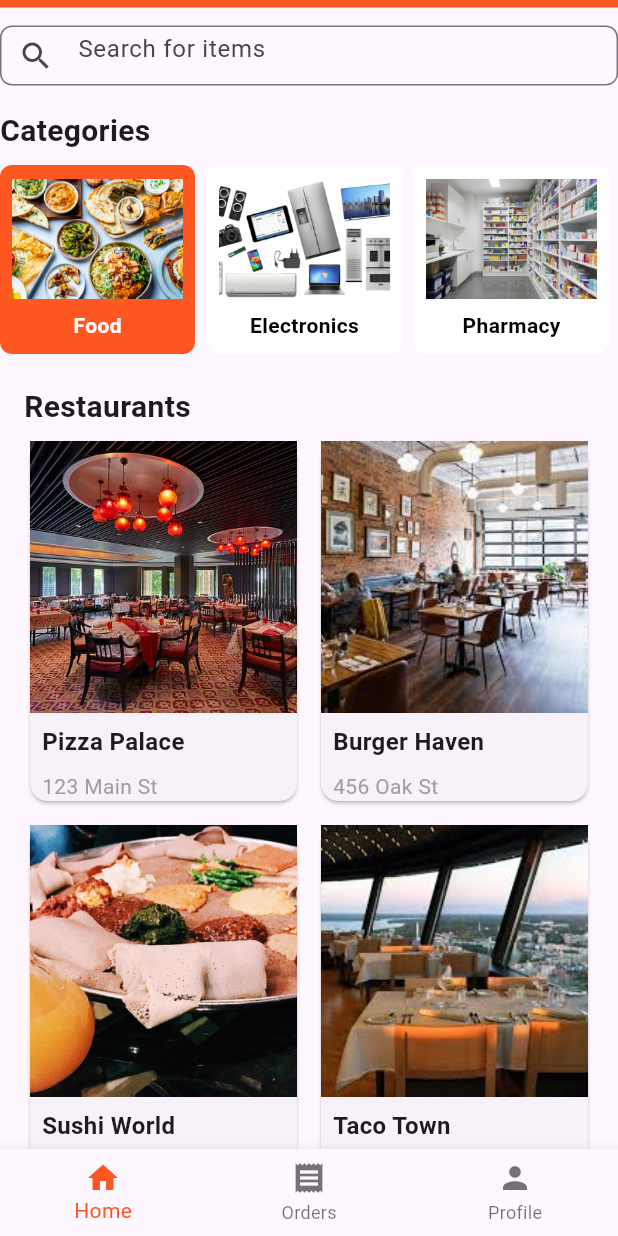
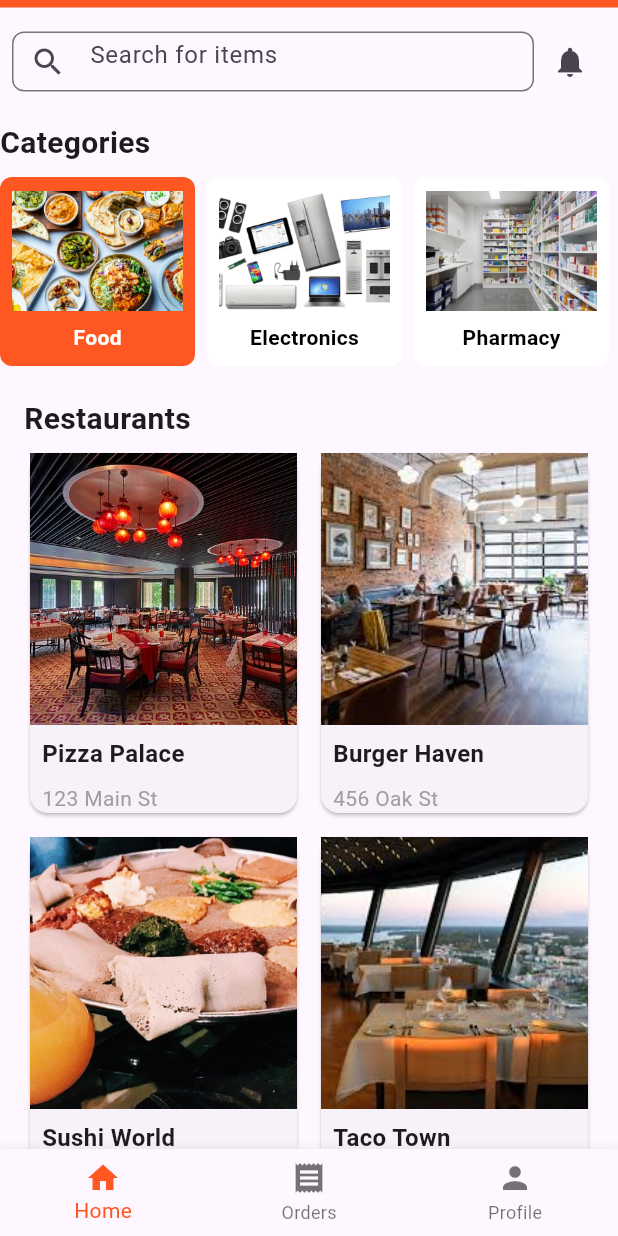
Before and after one commit to Hamza2679/Time-D, a Flutter app: the MainPage screen opened directly, on a phone screen of 412 x 824 dp. Run offline on Flutter 3.47's test engine with Material 3 defaults, Android fonts, the phone set to English and light mode, and no system bars; our stand-ins replace bloc, country_picker, equatable, firebase_auth, firebase_core, flutter_bloc and 2 more; missing offline and left inert: jwt_decode; accounts and stored records are empty.

Commit message:
changing main page to block state management

```diff
--- a/lib/fetures/common/common.dart
+++ b/lib/fetures/common/common.dart
@@ -1,6 +1,4 @@
 import 'package:flutter/material.dart';
-import '../food/restaurant_detail_page.dart';
-
 
 Widget buildHeader(String text) {
   return Text(
@@ -28,69 +26,3 @@ Widget buildSearchBar({double height = 56.0, required ValueChanged<String> onCha
     ),
   );
 }
-
-
-Widget buildRestaurants(BuildContext context, List<Map<String, dynamic>> restaurants) {
-  return GridView.builder(
-    shrinkWrap: true,
-    physics: NeverScrollableScrollPhysics(),
-    gridDelegate: SliverGridDelegateWithFixedCrossAxisCount(
-      crossAxisCount: 2,
-      crossAxisSpacing: 8.0,
-      mainAxisSpacing: 8.0,
-      childAspectRatio: 3 / 4,
-    ),
-    itemCount: restaurants.length,
-    itemBuilder: (context, index) {
-      return GestureDetector(
-        onTap: () {
-          Navigator.push(
-            context,
-            MaterialPageRoute(
-              builder: (context) => RestaurantDetailPage(
-                name: restaurants[index]["name"],
-                image: restaurants[index]["image"],
-                address: restaurants[index]["address"],
-                menu: restaurants[index]["menu"],
-              ),
-            ),
-          );
-        },
-        child: Card(
-          child: Column(
-            crossAxisAlignment: CrossAxisAlignment.start,
-            children: [
-              Expanded(
-                child: Image.asset(
-                  restaurants[index]["image"]!,
-                  fit: BoxFit.cover,
-                  width: double.infinity,
-                ),
-              ),
-              Padding(
-                padding: const EdgeInsets.all(8.0),
-                child: Text(
-                  restaurants[index]["name"]!,
-                  style: TextStyle(
-                    fontSize: 16,
-                    fontWeight: FontWeight.bold,
-                  ),
-                ),
-              ),
-              Padding(
-                padding: const EdgeInsets.symmetric(horizontal: 8.0),
-                child: Text(
-                  restaurants[index]["address"]!,
-                  style: TextStyle(
-                    fontSize: 14,
-                    color: Colors.grey,
-                  ),
-                ),
-              ),
-            ],
-          ),
-        ),
-      );
-    },
-  );
-}
--- a/lib/fetures/food/food_page.dart
+++ b/lib/fetures/food/pages/food_page.dart
@@ -1,7 +1,7 @@
+import 'package:delivery_app/fetures/food/widgets/food_widgets.dart';
 import 'package:flutter/material.dart';
-import '../common/common.dart';
-import 'restaurant_detail_page.dart';
-import '../common/data.dart';
+
+import '../../common/data.dart';
 
 class FoodPage extends StatefulWidget {
   @override
--- a/lib/fetures/food/restaurant_detail_page.dart
+++ b/lib/fetures/food/pages/restaurant_detail_page.dart
@@ -1,6 +1,6 @@
 import 'package:flutter/material.dart';
 
-import '../common/finish_page.dart';
+import '../../common/finish_page.dart';
 
 class RestaurantDetailPage extends StatefulWidget {
   final String name;
--- /dev/null
+++ b/lib/fetures/food/widgets/food_widgets.dart
@@ -0,0 +1,68 @@
+import 'package:flutter/material.dart';
+import '../pages/restaurant_detail_page.dart';
+
+Widget buildRestaurants(BuildContext context, List<Map<String, dynamic>> restaurants) {
+  return GridView.builder(
+    shrinkWrap: true,
+    physics: NeverScrollableScrollPhysics(),
+    gridDelegate: SliverGridDelegateWithFixedCrossAxisCount(
+      crossAxisCount: 2,
+      crossAxisSpacing: 8.0,
+      mainAxisSpacing: 8.0,
+      childAspectRatio: 3 / 4,
+    ),
+    itemCount: restaurants.length,
+    itemBuilder: (context, index) {
+      return GestureDetector(
+        onTap: () {
+          Navigator.push(
+            context,
+            MaterialPageRoute(
+              builder: (context) => RestaurantDetailPage(
+                name: restaurants[index]["name"] ?? "Unknown",
+                image: restaurants[index]["image"] ?? "default_image.png",
+                address: restaurants[index]["address"] ?? "No address available",
+                menu: restaurants[index]["menu"] ?? [],
+              ),
+            ),
+          );
+        },
+        child: Card(
+          child: Column(
+            crossAxisAlignment: CrossAxisAlignment.start,
+            children: [
+              Expanded(
+                child: Image.asset(
+                  restaurants[index]["image"] ?? "default_image.png",
+                  fit: BoxFit.cover,
+                  width: double.infinity,
+                ),
+              ),
+              Padding(
+                padding: const EdgeInsets.all(8.0),
+                child: Text(
+                  restaurants[index]["name"] ?? "Unknown",
+                  style: TextStyle(
+                    fontSize: 16,
+                    fontWeight: FontWeight.bold,
+                  ),
+                ),
+              ),
+              Padding(
+                padding: const EdgeInsets.symmetric(horizontal: 8.0),
+                child: Text(
+                  restaurants[index]["address"] ?? "No address available",
+                  style: TextStyle(
+                    fontSize: 14,
+                    color: Colors.grey,
+                  ),
+                ),
+              ),
+            ],
+          ),
+        ),
+      );
+
+    },
+  );
+}
--- /dev/null
+++ b/lib/fetures/home/bloc/home_event.dart
@@ -0,0 +1,35 @@
+import 'package:equatable/equatable.dart';
+
+abstract class MainEvent extends Equatable {
+  const MainEvent();
+
+  @override
+  List<Object> get props => [];
+}
+
+class ItemTapped extends MainEvent {
+  final int index;
+
+  const ItemTapped(this.index);
+
+  @override
+  List<Object> get props => [index];
+}
+
+class CategoryTapped extends MainEvent {
+  final String route;
+
+  const CategoryTapped(this.route);
+
+  @override
+  List<Object> get props => [route];
+}
+
+class SearchQueryChanged extends MainEvent {
+  final String query;
+
+  const SearchQueryChanged(this.query);
+
+  @override
+  List<Object> get props => [query];
+}
--- /dev/null
+++ b/lib/fetures/home/bloc/home_state.dart
@@ -0,0 +1,35 @@
+import 'package:equatable/equatable.dart';
+
+abstract class MainState extends Equatable {
+  const MainState();
+
+  @override
+  List<Object> get props => [];
+}
+
+class MainInitial extends MainState {
+  final int selectedIndex;
+  final String searchQuery;
+  final String currentCategory;
+
+  const MainInitial({
+    this.selectedIndex = 0,
+    this.searchQuery = '',
+    this.currentCategory = 'Food',
+  });
+
+  MainInitial copyWith({
+    int? selectedIndex,
+    String? searchQuery,
+    String? currentCategory,
+  }) {
+    return MainInitial(
+      selectedIndex: selectedIndex ?? this.selectedIndex,
+      searchQuery: searchQuery ?? this.searchQuery,
+      currentCategory: currentCategory ?? this.currentCategory,
+    );
+  }
+
+  @override
+  List<Object> get props => [selectedIndex, searchQuery, currentCategory];
+}
--- a/lib/fetures/home/pages/main_page.dart
+++ b/lib/fetures/home/pages/main_page.dart
@@ -1,139 +1,31 @@
 import 'package:flutter/material.dart';
-import '../../books/books_page.dart';
+import 'package:flutter_bloc/flutter_bloc.dart';
+import '../../food/pages/food_page.dart';
+import '../bloc/home_bloc.dart';
+import '../bloc/home_event.dart';
+import '../bloc/home_state.dart';
 import '../../common/common.dart';
-import '../../electronics/electronics_page.dart';
-import '../../food/food_page.dart';
-import '../../gift/gift_page.dart';
-import '../../pharmacy/pharmacy_page.dart';
-import '../../sparepart/sparepart_page.dart';
 import '../../order/order_view.dart';
 import '../../profile/profile_view.dart';
 import '../../common/data.dart';
+import '../widgets/main_widget.dart';
 
-class MainPage extends StatefulWidget {
-  @override
-  _MainPageState createState() => _MainPageState();
-}
-
-class _MainPageState extends State<MainPage> {
-  int _selectedIndex = 0;
-  String _searchQuery = '';
-  String _currentCategory = 'Food'; // Default category
-
+class MainPage extends StatelessWidget {
   static List<Widget> _widgetOptions = <Widget>[
     FoodPage(),
     OrderView(),
     ProfileView(),
   ];
 
-  void _onItemTapped(int index) {
-    setState(() {
-      _selectedIndex = index;
-      if (index != 0) {
-        // Clear search query when navigating away from HomePage
-        _searchQuery = '';
-      }
-    });
-  }
 
-  void _onCategoryTapped(String route) {
-    setState(() {
-      switch (route) {
-        case '/electronics':
-          _currentCategory = 'Electronics';
-          break;
-        case '/food':
-          _currentCategory = 'Food';
-          break;
-        case '/pharmacy':
-          _currentCategory = 'Pharmacy';
-          break;
-        case '/sparepart':
-          _currentCategory = 'SparePart';
-          break;
-        case '/gift':
-          _currentCategory = 'Gifts';
-          break;
-        case '/books_and_stationery':
-          _currentCategory = 'Books';
-          break;
-        default:
-          _currentCategory = 'Food';
-      }
-    });
-  }
-
-  Widget _buildCategoryPage() {
-    switch (_currentCategory) {
-      case 'Food':
-        return FoodPage();
-      case 'Electronics':
-        return ElectronicsPage();
-      case 'Pharmacy':
-        return PharmacyPage();
-      case 'SparePart':
-        return SparePartPage();
-      case 'Gifts':
-        return GiftsPage();
-      case 'Books':
-        return BooksPage();
-      default:
-        return FoodPage();
-    }
-  }
-
-  Widget buildCategories(BuildContext context, List<Map<String, dynamic>> categories) {
-    return Container(
-      height: 126,
-      child: ListView.builder(
-        scrollDirection: Axis.horizontal,
-        itemCount: categories.length,
-        itemBuilder: (context, index) {
-          final category = categories[index];
-          bool isSelected = _currentCategory == category['text'];
-          return Padding(
-            padding: const EdgeInsets.only(right: 8.0),
-            child: GestureDetector(
-              onTap: () {
-                _onCategoryTapped(category['route']);
-              },
-              child: Container(
-                width: 130,
-                padding: EdgeInsets.all(8.0),
-                decoration: BoxDecoration(
-                  color: isSelected ? Colors.deepOrange : Colors.white,
-                  borderRadius: BorderRadius.circular(8.0),
-                ),
-                child: Column(
-                  crossAxisAlignment: CrossAxisAlignment.center,
-                  mainAxisAlignment: MainAxisAlignment.center,
-                  children: [
-                    Image.asset(
-                      category['image'],
-                      width: 130,
-                      height: 80,
-                      fit: BoxFit.cover,
-                    ),
-                    SizedBox(height: 8),
-                    Text(
-                      category['text'],
-                      style: TextStyle(
-                        color: isSelected ? Colors.white : Colors.black,
-                        fontWeight: FontWeight.bold,
-                      ),
-                    ),
-                  ],
-                ),
-              ),
-            ),
-          );
-        },
-      ),
-    );
-  }
 
   @override
   Widget build(BuildContext context) {
+    return BlocProvider(
+      create: (context) => MainBloc(),
+      child: BlocBuilder<MainBloc, MainState>(
+        builder: (context, state) {
+          if (state is MainInitial) {
             return Scaffold(
               appBar: PreferredSize(
                 preferredSize: Size.fromHeight(5.0),
@@ -144,15 +36,29 @@ class _MainPageState extends State<MainPage> {
               body: Column(
                 crossAxisAlignment: CrossAxisAlignment.start,
                 children: [
-          if (_selectedIndex == 0) ...[
+                  if (state.selectedIndex == 0) ...[
                     SizedBox(height: 12, width: 5),
-            buildSearchBar(
+                    Padding(
+                      padding: const EdgeInsets.symmetric(horizontal: 8.0),
+                      child: Row(
+                        children: [
+                          Expanded(
+                            child: buildSearchBar(
                               height: 40,
                               onChanged: (query) {
-                setState(() {
-                  _searchQuery = query;
-                });
+                                BlocProvider.of<MainBloc>(context).add(SearchQueryChanged(query));
                               },
+                            ),
+                          ),
+                          IconButton(
+                            icon: Icon(Icons.notifications),
+                            onPressed: () {
+                              // Handle notification button tap here
+                              print("Notification button tapped");
+                            },
+                          ),
+                        ],
+                      ),
                     ),
                     SizedBox(height: 16),
                     Text(
@@ -163,12 +69,12 @@ class _MainPageState extends State<MainPage> {
                       ),
                     ),
                     SizedBox(height: 8),
-            buildCategories(context, categories),
+                    buildCategories(context, categories, state.currentCategory),
                   ],
                   Expanded(
-            child: _selectedIndex == 0
-                ? _buildCategoryPage() // Display the selected category page
-                : _widgetOptions.elementAt(_selectedIndex),
+                    child: state.selectedIndex == 0
+                        ? buildCategoryPage(state.currentCategory)
+                        : _widgetOptions.elementAt(state.selectedIndex),
                   ),
                 ],
               ),
@@ -187,9 +93,16 @@ class _MainPageState extends State<MainPage> {
                     label: 'Profile',
                   ),
                 ],
-        currentIndex: _selectedIndex,
+                currentIndex: state.selectedIndex,
                 selectedItemColor: Colors.deepOrange,
-        onTap: _onItemTapped,
+                onTap: (index) {
+                  BlocProvider.of<MainBloc>(context).add(ItemTapped(index));
+                },
+              ),
+            );
+          }
+          return Container(); // Return an empty container for other states, if any
+        },
       ),
     );
   }
--- /dev/null
+++ b/lib/fetures/home/widgets/main_widget.dart
@@ -0,0 +1,77 @@
+import 'package:flutter/material.dart';
+import '../../books/books_page.dart';
+import '../../electronics/electronics_page.dart';
+import '../../food/pages/food_page.dart';
+import '../../gift/gift_page.dart';
+import '../../pharmacy/pharmacy_page.dart';
+import '../../sparepart/sparepart_page.dart';
+import 'package:flutter_bloc/flutter_bloc.dart';
+import '../bloc/home_bloc.dart';
+import '../bloc/home_event.dart';
+
+Widget buildCategoryPage(String currentCategory) {
+  switch (currentCategory) {
+    case 'Electronics':
+      return ElectronicsPage();
+    case 'Pharmacy':
+      return PharmacyPage();
+    case 'SparePart':
+      return SparePartPage();
+    case 'Gifts':
+      return GiftsPage();
+    case 'Books':
+      return BooksPage();
+    default:
+      return FoodPage();
+  }
+}
+
+Widget buildCategories(BuildContext context, List<Map<String, dynamic>> categories, String currentCategory) {
+  return Container(
+    height: 126,
+    child: ListView.builder(
+      scrollDirection: Axis.horizontal,
+      itemCount: categories.length,
+      itemBuilder: (context, index) {
+        final category = categories[index];
+        bool isSelected = currentCategory == category['text'];
+        return Padding(
+          padding: const EdgeInsets.only(right: 8.0),
+          child: GestureDetector(
+            onTap: () {
+              BlocProvider.of<MainBloc>(context).add(CategoryTapped(category['route']));
+            },
+            child: Container(
+              width: 130,
+              padding: EdgeInsets.all(8.0),
+              decoration: BoxDecoration(
+                color: isSelected ? Colors.deepOrange : Colors.white,
+                borderRadius: BorderRadius.circular(8.0),
+              ),
+              child: Column(
+                crossAxisAlignment: CrossAxisAlignment.center,
+                mainAxisAlignment: MainAxisAlignment.center,
+                children: [
+                  Image.asset(
+                    category['image'],
+                    width: 130,
+                    height: 80,
+                    fit: BoxFit.cover,
+                  ),
+                  SizedBox(height: 8),
+                  Text(
+                    category['text'],
+                    style: TextStyle(
+                      color: isSelected ? Colors.white : Colors.black,
+                      fontWeight: FontWeight.bold,
+                    ),
+                  ),
+                ],
+              ),
+            ),
+          ),
+        );
+      },
+    ),
+  );
+}
--- a/lib/main.dart
+++ b/lib/main.dart
@@ -1,4 +1,5 @@
 import 'package:delivery_app/fetures/autentication/otp/pages/otp_page.dart';
+import 'package:delivery_app/fetures/home/pages/main_page.dart';
 import 'package:delivery_app/fetures/splash_screen/pages/splash_screen1.dart';
 import 'package:flutter/material.dart';
 import 'package:flutter_bloc/flutter_bloc.dart';
@@ -7,6 +8,7 @@ import 'package:firebase_core/firebase_core.dart';
 import 'authentication_repository.dart';
 import 'fetures/autentication/login/bloc/login_bloc.dart';
 import 'fetures/autentication/otp/bloc/otp_bloc.dart';
+import 'fetures/home/bloc/home_bloc.dart';
 import 'fetures/splash_screen/bloc/splash_bloc.dart';
 
 void main() async {
@@ -24,7 +26,7 @@ class MyApp extends StatelessWidget {
         BlocProvider(create: (context) => LoginBloc()),
         BlocProvider(create: (context) => OtpBloc()),
         BlocProvider(create: (context) => SplashBloc()),
-
+        BlocProvider(create: (context) => MainBloc())  // Provide the MainBloc here
       ],
       child: GetMaterialApp(
         debugShowCheckedModeBanner: false,
```
Also changed, not shown: lib/fetures/electronics/electronics_page.dart (+0 -14 lines), lib/fetures/home/bloc/home_bloc.dart (added, +40 -0 lines). Lines whose indentation alone changed are shown as unchanged.
